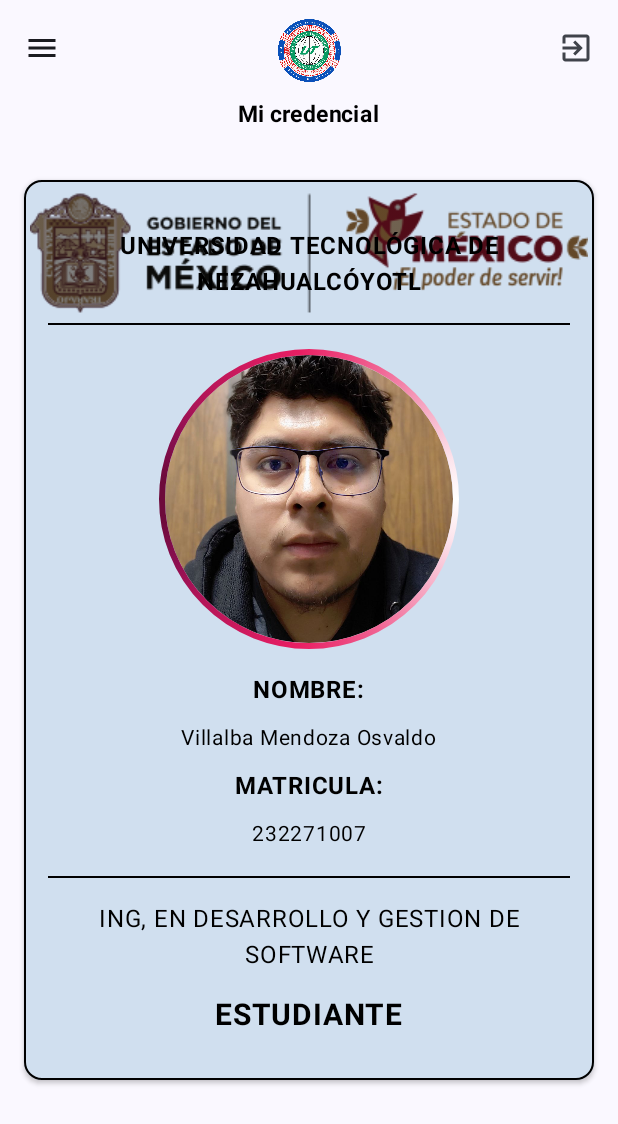
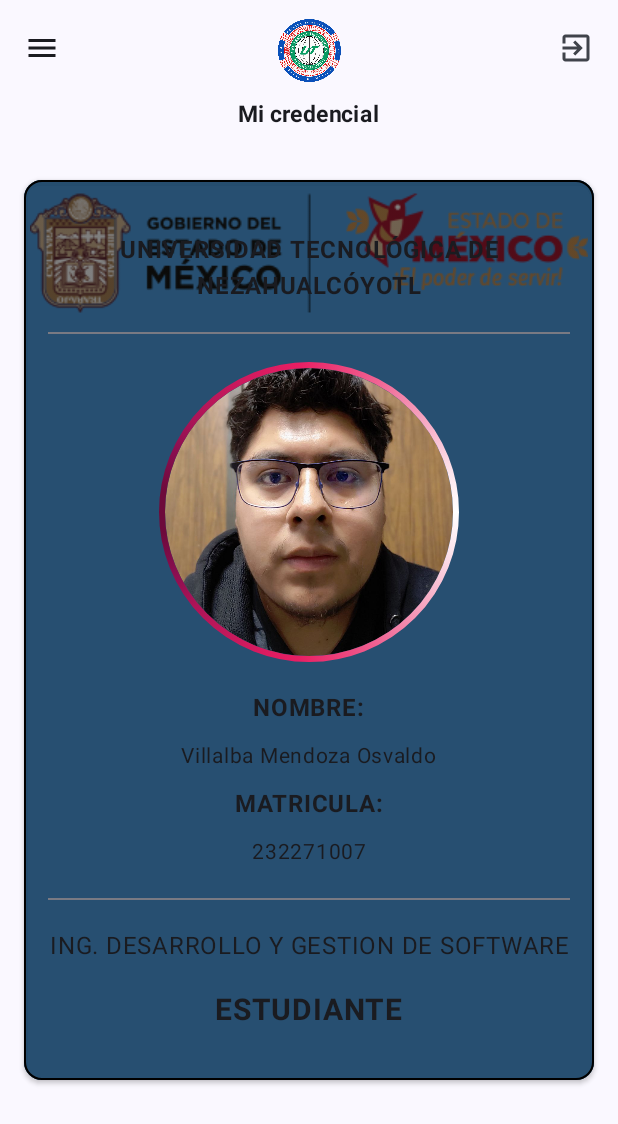
Before and after one commit to ValdoYKING/AccesIO_UTN, an Android app built with Jetpack Compose: the CredentialView screen opened through its navigation route, on a phone screen of 412 x 824 dp. Shown: the top 1124 px of the screen. Run offline under Robolectric (Android 15) with nearby library versions, the phone set to English and light mode, and no system bars; libraries missing offline, so code that uses them is left out: com.journeyapps.barcodescanner; 2 statements that could not run were skipped.

Commit message:
Reajuste de diseño de credecial, generacion de qr y codebar

```diff
--- a/app/src/main/java/com/pixelfusion/accesio_utn/components/CredentialCardBody.kt
+++ b/app/src/main/java/com/pixelfusion/accesio_utn/components/CredentialCardBody.kt
@@ -36,7 +36,7 @@
         fontSize = 16.sp,
         fontWeight = FontWeight.Bold,
         textAlign = TextAlign.Center,
-        color = Color.Black
+        //color = Color.Black
     )
 }
 
--- /dev/null
+++ b/app/src/main/java/com/pixelfusion/accesio_utn/logicadependencias/ZxinCodeCredential.kt
@@ -0,0 +1,60 @@
+package com.pixelfusion.accesio_utn.logicadependencias
+
+import android.graphics.Bitmap
+import com.google.zxing.BarcodeFormat
+import com.google.zxing.MultiFormatWriter
+import com.google.zxing.common.BitMatrix
+import com.journeyapps.barcodescanner.BarcodeEncoder
+
+
+fun generateBarcodeCode39(content: String, width: Int = 700, height: Int = 100): Bitmap? {
+    return try {
+        val bitMatrix: BitMatrix = MultiFormatWriter().encode(
+            content,
+            BarcodeFormat.CODE_39,
+            width,
+            height
+        )
+        val barcodeEncoder = BarcodeEncoder()
+        barcodeEncoder.createBitmap(bitMatrix)
+    } catch (e: Exception) {
+        e.printStackTrace()
+        null
+    }
+}
+
+
+fun generateBarcodeCode128(content: String, width: Int, height: Int): Bitmap? {
+    return try {
+        val bitMatrix: BitMatrix = MultiFormatWriter().encode(
+            content,
+            BarcodeFormat.CODE_128,
+            width,
+            height
+        )
+        val barcodeEncoder = BarcodeEncoder()
+        barcodeEncoder.createBitmap(bitMatrix)
+    } catch (e: Exception) {
+        e.printStackTrace()
+        null
+    }
+}
+
+
+fun generateQRCode(hora: String, fecha: String, matricula: String, width: Int = 300, height: Int = 300): Bitmap? {
+    return try {
+        val qrContent = "Hora: $hora\nFecha: $fecha\nMatrícula: $matricula"
+
+        val bitMatrix: BitMatrix = MultiFormatWriter().encode(
+            qrContent,
+            BarcodeFormat.QR_CODE,
+            width,
+            height
+        )
+        val barcodeEncoder = BarcodeEncoder()
+        barcodeEncoder.createBitmap(bitMatrix)
+    } catch (e: Exception) {
+        e.printStackTrace()
+        null
+    }
+}
--- a/app/src/main/java/com/pixelfusion/accesio_utn/model/CredentialModel.kt
+++ b/app/src/main/java/com/pixelfusion/accesio_utn/model/CredentialModel.kt
@@ -10,6 +10,6 @@
         "Villalba Mendoza Osvaldo",
         "232271007",
         "ESTUDIANTE",
-        "ING, EN DESARROLLO Y GESTION DE SOFTWARE"
+        "ING. DESARROLLO Y GESTION DE SOFTWARE"
     )
 }
--- a/app/src/main/java/com/pixelfusion/accesio_utn/ui/theme/Color.kt
+++ b/app/src/main/java/com/pixelfusion/accesio_utn/ui/theme/Color.kt
@@ -15,3 +15,8 @@
 //Colores app componentes
 val GuindaColor = Color(0xFF800040)
 val WhiteColor = Color(0xFFD0DFEF)
+val WhiteColor2 = Color(0xFFFFFFFF)
+val BlackColor = Color(0x0F000000)
+//val BackgroundCredential = Color(0xAD111D0D)
+//0xC383CCA6
+val BackgroundCredential = Color(0xAD1A4568)
--- a/app/src/main/java/com/pixelfusion/accesio_utn/view/CredentialView.kt
+++ b/app/src/main/java/com/pixelfusion/accesio_utn/view/CredentialView.kt
@@ -1,6 +1,7 @@
 package com.pixelfusion.accesio_utn.view
 
 import android.annotation.SuppressLint
+import android.graphics.Bitmap
 import androidx.compose.animation.core.Animatable
 import androidx.compose.animation.core.FastOutSlowInEasing
 import androidx.compose.animation.core.tween
@@ -58,8 +59,10 @@
 import androidx.compose.ui.graphics.Color
 import androidx.compose.ui.graphics.ColorFilter
 import androidx.compose.ui.graphics.ColorMatrix
+import androidx.compose.ui.graphics.asImageBitmap
 import androidx.compose.ui.graphics.graphicsLayer
 import androidx.compose.ui.layout.ContentScale
+import androidx.compose.ui.platform.LocalContext
 import androidx.compose.ui.res.painterResource
 import androidx.compose.ui.text.font.FontWeight
 import androidx.compose.ui.text.style.TextAlign
@@ -73,9 +76,15 @@
 import com.pixelfusion.accesio_utn.components.ContenidoSuperiorCredentialView
 import com.pixelfusion.accesio_utn.components.DrawerContent
 import com.pixelfusion.accesio_utn.components.SquashedOval
+import com.pixelfusion.accesio_utn.logicadependencias.generateBarcodeCode128
+import com.pixelfusion.accesio_utn.logicadependencias.generateBarcodeCode39
+import com.pixelfusion.accesio_utn.logicadependencias.generateQRCode
+import com.pixelfusion.accesio_utn.ui.theme.BackgroundCredential
+import com.pixelfusion.accesio_utn.ui.theme.BlackColor
 import com.pixelfusion.accesio_utn.ui.theme.GreenUTN80
 import com.pixelfusion.accesio_utn.ui.theme.GuindaColor
 import com.pixelfusion.accesio_utn.ui.theme.WhiteColor
+import com.pixelfusion.accesio_utn.ui.theme.WhiteColor2
 import com.pixelfusion.accesio_utn.viewmodel.CredentialViewModel
 import kotlinx.coroutines.CoroutineScope
 import kotlinx.coroutines.launch
@@ -120,7 +129,7 @@
                         text = titleCard,
                         fontSize = 15.sp,
                         fontWeight = FontWeight.Bold,
-                        color = Color.Black
+                        //color = Color.Black
                     )
                     Spacer(modifier = Modifier.height(16.dp))
                     Box(
@@ -223,14 +232,14 @@
 
     OutlinedCard(
         colors = CardDefaults.cardColors(
-            containerColor = WhiteColor.copy(alpha = 0.8f) // Ajusta la opacidad si es necesario
+            containerColor = BackgroundCredential.copy(alpha = 0.8f) // Ajusta la opacidad si es necesario
         ),
         border = BorderStroke(1.dp, Color.Black),        modifier = Modifier.fillMaxSize(),
         elevation = CardDefaults.cardElevation(defaultElevation = 2.dp)
     ) {
         Box(modifier = Modifier
             .fillMaxSize()
-            .background(WhiteColor)
+            .background(BackgroundCredential)
         ) {
             Image(
                 painter = backgroundPainter,
@@ -252,7 +261,7 @@
             ) {
                 CardTittle()
                 Divider(
-                    color = Color.Black,
+                    //color = Color.Black,
                     thickness = 1.dp,
                     modifier = Modifier.fillMaxWidth()
                 )
@@ -279,28 +288,28 @@
                         text = "NOMBRE:",
                         fontSize = 16.sp,
                         fontWeight = FontWeight.Bold,
-                        color = Color.Black
+                        //color = Color.Black
                     )
                     //nombre completo
                     Text(
                         text = dataC.state.nombre,
                         fontSize = 14.sp,
-                        color = Color.Black
+                        //color = Color.Black
                     )
                     Text(
                         text = "MATRICULA:",
                         fontSize = 16.sp,
                         fontWeight = FontWeight.Bold,
-                        color = Color.Black
+                        //color = Color.Black
                     )
                     Text(
                         text = dataC.state.matricula,
                         fontSize = 14.sp,
-                        color = Color.Black
+                        //color = Color.Black
                     )
                 }
                 Divider(
-                    color = Color.Black,
+                    //color = Color.Black,
                     thickness = 1.dp,
                     modifier = Modifier.fillMaxWidth()
                 )
@@ -309,13 +318,13 @@
                     text = dataC.state.carrera,
                     fontSize = 16.sp,
                     textAlign = TextAlign.Center,
-                    color = Color.Black
+                    //color = Color.Black
                 )
                 Text(
                     text = dataC.state.tipoUser,
                     fontSize = 20.sp,
                     fontWeight = FontWeight.Bold,
-                    color = Color.Black,
+                    //color = Color.Black,
                 )
             }
         }
@@ -329,7 +338,7 @@
 
     OutlinedCard(
         colors = CardDefaults.cardColors(
-            containerColor = WhiteColor.copy(alpha = 0.8f) // Ajusta la opacidad si es necesario
+            containerColor = BackgroundCredential.copy(alpha = 0.8f) // Ajusta la opacidad si es necesario
         ),
         border = BorderStroke(1.dp, Color.Black),
         modifier = Modifier
@@ -342,7 +351,7 @@
         Box(
             modifier = Modifier
                 .fillMaxSize()
-                .background(WhiteColor)
+                .background(BackgroundCredential)
         ) {
             Image(
                 painter = backgroundPainter,
@@ -364,41 +373,48 @@
                 // Título
                 CardTittle()
                 Divider(
-                    color = Color.Black,
+                    //color = Color.Black,
                     thickness = 1.dp,
                     modifier = Modifier.fillMaxWidth()
                 )
+                BarcodeImage(content = dataC.state.matricula, width = 220, height = 80)
+                Text(
+                        text = dataC.state.matricula,
+                        fontSize = 15.sp,
+                        fontWeight = FontWeight.Bold,
+                        //color = Color.Black
+                    )
+                val hora = "13:58:33"
+                val fecha = "14-06-2024"
+                val matricula = "232271007"
+
+                val qrContent = "Hora: $hora\nFecha: $fecha\nMatrícula: $matricula"
+                QRCode(content = qrContent)
                 // Imagen de perfil
-                Image(
+                /*Image(
                     painter = painterResource(id = R.drawable.qr_example),
                     contentDescription = "QR profile",
                     modifier = Modifier
                         .size(150.dp)
-                )
+                )*/
                 Column(
                     horizontalAlignment = Alignment.CenterHorizontally,
                     verticalArrangement = Arrangement.spacedBy(8.dp)
                 ) {
                     Text(
-                        text = "|||||||||||||||||||||||",
-                        fontSize = 16.sp,
-                        fontWeight = FontWeight.Bold,
-                        color = Color.Black
-                    )
-                    Text(
                         text = "Vigencia:",
                         fontSize = 15.sp,
                         fontWeight = FontWeight.Bold,
-                        color = Color.Black
+                        //color = Color.Black
                     )
                     Text(
                         text = "2023-2025",
                         fontSize = 14.sp,
-                        color = Color.Black
+                        //color = Color.Black
                     )
                 }
                 Divider(
-                    color = Color.Black,
+                    //color = Color.Black,
                     thickness = 1.dp,
                     modifier = Modifier.fillMaxWidth()
                 )
@@ -406,15 +422,71 @@
                     text = dataC.state.carrera,
                     fontSize = 16.sp,
                     textAlign = TextAlign.Center,
-                    color = Color.Black
+                    //color = Color.Black
                 )
                 Text(
                     text = dataC.state.tipoUser,
                     fontSize = 20.sp,
                     fontWeight = FontWeight.Bold,
-                    color = Color.Black,
+                    //color = Color.Black,
                 )
             }
         }
     }
 }
+
+
+@Composable
+fun BarcodeImage(content: String, width: Int, height: Int) {
+    val context = LocalContext.current
+    var barcodeBitmap by remember { mutableStateOf<Bitmap?>(null) }
+
+    LaunchedEffect(content) {
+        barcodeBitmap = generateBarcodeCode39(content)
+    }
+
+    barcodeBitmap?.let { bitmap ->
+        Image(
+            bitmap = bitmap.asImageBitmap(),
+            contentDescription = null,
+            //modifier = Modifier.size(width.dp, height.dp),
+            modifier = Modifier.size(width.dp, height.dp),
+            contentScale = ContentScale.Fit,
+            //colorFilter = ColorFilter.tint(BlackColor)
+        )
+    }
+}
+
+
+@Composable
+fun QRCodeAndBarcode(contentQR: String, qrWidth: Int = 300, qrHeight: Int = 300,) {
+    val qrCodeBitmap = generateBarcodeCode128(contentQR, qrWidth, qrHeight)
+
+    Column {
+        qrCodeBitmap?.let {
+            Image(
+                bitmap = it.asImageBitmap(),
+                contentDescription = null,
+                modifier = Modifier.size(qrWidth.dp, qrHeight.dp)
+            )
+        }
+
+    }
+}
+
+
+@Composable
+fun QRCode(content: String, qrWidth: Int = 300, qrHeight: Int = 300) {
+    //val qrCodeBitmap = generateQRCode(content, qrWidth.toString(), qrHeight.toString())
+    val qrCodeBitmap = generateQRCode("15:36","14-06-2024","232271007", qrWidth, qrHeight)
+    //hora: String, fecha: String, matricula: String, width: Int, height: Int
+
+    qrCodeBitmap?.let {
+        Image(
+            bitmap = it.asImageBitmap(),
+            contentDescription = null,
+            //modifier = Modifier.size(qrWidth.dp, qrHeight.dp)
+            modifier = Modifier.size(280.dp)
+        )
+    }
+}
--- a/app/src/main/java/com/pixelfusion/accesio_utn/viewmodel/CredentialViewModel.kt
+++ b/app/src/main/java/com/pixelfusion/accesio_utn/viewmodel/CredentialViewModel.kt
@@ -20,4 +20,5 @@
         }
     }
 
+
 }
```
Also changed, not shown: app/src/main/java/com/pixelfusion/accesio_utn/view/HomeUserView.kt (+6 -6 lines).
